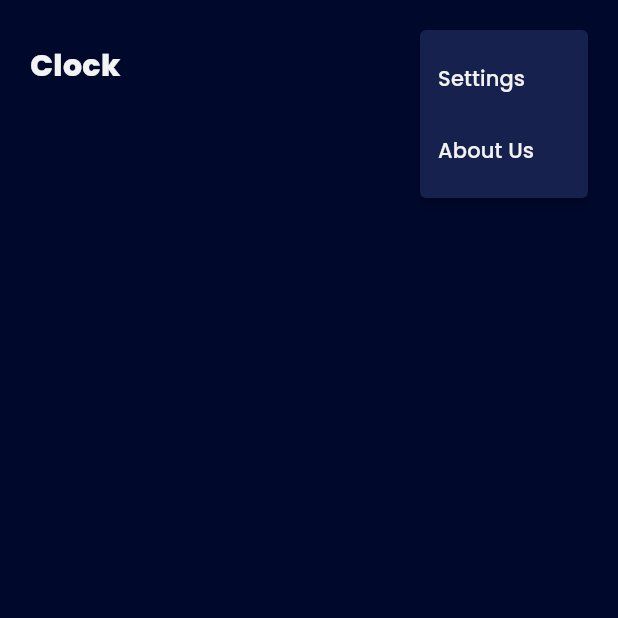
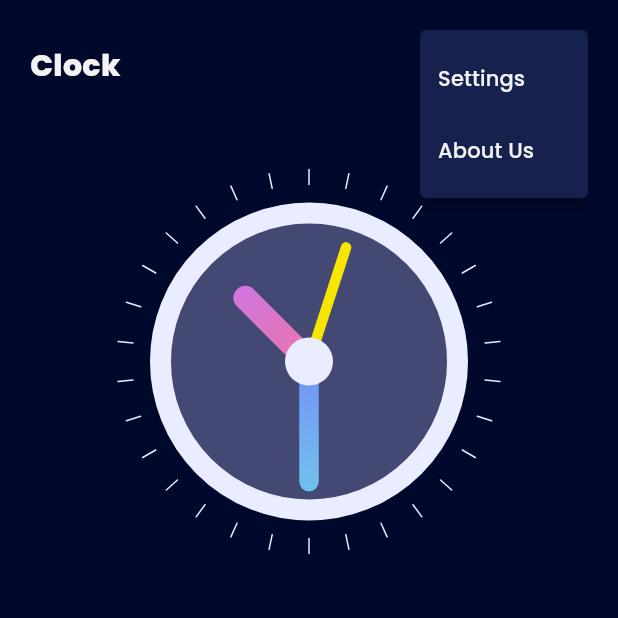
Before and after one commit to Syahrulimamsaid/Clock-Me, a Flutter app: the ClockPage screen opened directly, after a tap on an icon or button, on a phone screen of 412 x 824 dp, the top half of it. Run offline on Flutter 3.47's test engine with Material 3 defaults, Android fonts, the phone set to English and light mode, and no system bars; our stand-ins replace awesome_notifications, flutter_local_notifications, font_awesome_flutter, google_fonts, permission_handler, scrollable_positioned_list and 2 more; missing offline and left inert: android_alarm_manager_plus, workmanager; accounts and stored records are empty.

Commit message:
Fixed specific day Alarm feature and added analog clock.

```diff
--- a/lib/Alarm/Alarm.dart
+++ b/lib/Alarm/Alarm.dart
@@ -83,7 +83,7 @@ class _AlarmPageState extends State<AlarmPage> {
   @override
   Widget build(BuildContext context) {
     return Scaffold(
-      backgroundColor: Color.fromARGB(255, 0, 8, 44),
+      backgroundColor: const Color.fromARGB(255, 0, 8, 44),
       body: SafeArea(
         child: Column(
           children: [
--- /dev/null
+++ b/lib/Alarm/Model/AnalogClock.dart
@@ -0,0 +1,87 @@
+import 'dart:math';
+
+import 'package:flutter/material.dart';
+
+class AnalogClock extends CustomPainter {
+  var dateTime = DateTime.now();
+
+  // 60 sec - 360, 1 sec = 6 degree
+  // 12 hours - 360, 1 hour - 30 degrees, 1 min = 0.5 degrees
+  @override
+  void paint(Canvas canvas, Size size) {
+    var centerX = size.width / 2;
+    var centerY = size.height / 2;
+    var center = Offset(centerX, centerY);
+    var radius = min(centerX, centerY);
+
+    //Jam
+    var fillBrush = Paint()..color = Color(0xFF444974);
+    var outlineBrush = Paint()
+      ..color = Color(0xFFEAECFF)
+      ..style = PaintingStyle.stroke
+      ..strokeWidth = 14;
+    var centerfillBrush = Paint()..color = Color(0xFFEAECFF);
+
+    //JarumJam
+    var secHandBrush = Paint()
+      ..color = Color.fromARGB(255, 247, 230, 2)
+      ..strokeCap = StrokeCap.round
+      ..style = PaintingStyle.stroke
+      ..strokeWidth = 7;
+
+    var minHandBrush = Paint()
+      ..shader = RadialGradient(colors: [Color(0xFF748EF6), Color(0xDD77DDFF)])
+          .createShader(Rect.fromCircle(center: center, radius: radius))
+      ..style = PaintingStyle.stroke
+      ..strokeCap = StrokeCap.round
+      ..strokeWidth = 13;
+
+    var hourHandBrush = Paint()
+      ..shader = RadialGradient(colors: [Color(0xFFEA74AB), Color(0xFFC279FB)])
+          .createShader(Rect.fromCircle(center: center, radius: radius))
+      ..style = PaintingStyle.stroke
+      ..strokeCap = StrokeCap.round
+      ..strokeWidth = 16;
+
+    var dashBrush = Paint()
+      ..color = Color(0xFFEAECFF)
+      ..style = PaintingStyle.stroke
+      ..strokeCap = StrokeCap.round
+      ..strokeWidth = 1;
+
+    canvas.drawCircle(center, radius - 4, fillBrush);
+    canvas.drawCircle(center, radius - 4, outlineBrush);
+
+    var hourHandX = centerX +
+        60 * cos((dateTime.hour * 30 + dateTime.minute * 0.5) * pi / 180);
+    var hourHandY = centerX +
+        60 * sin((dateTime.hour * 30 + dateTime.minute * 0.5) * pi / 180);
+    canvas.drawLine(center, Offset(hourHandX, hourHandY), hourHandBrush);
+
+    var minHandX = centerX + 80 * cos(dateTime.minute * 6 * pi / 180);
+    var minHandY = centerX + 80 * sin(dateTime.minute * 6 * pi / 180);
+    canvas.drawLine(center, Offset(minHandX, minHandY), minHandBrush);
+
+    var secHandX = centerX + 80 * cos(dateTime.second * 6 * pi / 180);
+    var secHandY = centerX + 80 * sin(dateTime.second * 6 * pi / 180);
+    canvas.drawLine(center, Offset(secHandX, secHandY), secHandBrush);
+
+    canvas.drawCircle(center, 16, centerfillBrush);
+
+    var outerCircleRadius = radius + 15;
+    var innerCircleRadius = radius + 25;
+    for (double i = 0; i < 360; i += 12) {
+      var x1 = centerX + outerCircleRadius * cos(i * pi / 180);
+      var y1 = centerX + outerCircleRadius * sin(i * pi / 180);
+
+      var x2 = centerX + innerCircleRadius * cos(i * pi / 180);
+      var y2 = centerX + innerCircleRadius * sin(i * pi / 180);
+      canvas.drawLine(Offset(x1, y1), Offset(x2, y2), dashBrush);
+    }
+  }
+
+  @override
+  bool shouldRepaint(covariant CustomPainter oldDelegate) {
+    return true;
+  }
+}
--- a/lib/Alarm/Model/PopUpDelete.dart
+++ b/lib/Alarm/Model/PopUpDelete.dart
@@ -32,9 +32,9 @@ class _PopUpDeleteState extends State<PopUpDelete> {
       backgroundColor: Colors.transparent,
       body: Center(
         child: Container(
-          padding: EdgeInsets.all(25),
+          padding: const EdgeInsets.all(25),
           decoration: BoxDecoration(
-              color: Color.fromARGB(255, 23, 33, 78),
+              color: const Color.fromARGB(255, 23, 33, 78),
               borderRadius: BorderRadius.circular(20)),
           width: MediaQuery.of(context).size.width * 0.85,
           height: MediaQuery.of(context).size.height * 0.2,
--- a/lib/Clock/Clock.dart
+++ b/lib/Clock/Clock.dart
@@ -1,3 +1,7 @@
+import 'dart:async';
+import 'dart:math';
+
+import 'package:clock_me/Alarm/Model/AnalogClock.dart';
 import 'package:clock_me/ModelApp/TitlePage.dart';
 import 'package:flutter/material.dart';
 import 'package:font_awesome_flutter/font_awesome_flutter.dart';
@@ -11,6 +15,21 @@ class ClockPage extends StatefulWidget {
 }
 
 class _ClockPageState extends State<ClockPage> {
+  late Timer _timer;
+  @override
+  void initState() {
+    _timer = Timer.periodic(Duration(seconds: 1), (timer) {
+      setState(() {});
+    });
+    super.initState();
+  }
+
+  @override
+  void dispose() {
+    _timer.cancel();
+    super.dispose();
+  }
+
   @override
   Widget build(BuildContext context) {
     return Scaffold(
@@ -18,7 +37,20 @@ class _ClockPageState extends State<ClockPage> {
       body: SafeArea(
           child: Column(
         children: [
-           TitlePageModel(Title: "Clock"),
+          TitlePageModel(Title: "Clock"),
+          Container(
+            margin: EdgeInsets.only(top: 50),
+            width: MediaQuery.of(context).size.width * 0.5,
+            height: MediaQuery.of(context).size.width * 0.5,
+            // width: 300,
+            // height: 300,
+            child: Transform.rotate(
+              angle: -pi / 2,
+              child: CustomPaint(
+                painter: AnalogClock(),
+              ),
+            ),
+          )
         ],
       )),
     );
--- a/lib/Notification/NotificationService.dart
+++ b/lib/Notification/NotificationService.dart
@@ -31,7 +31,7 @@ class NotificationService {
       }
     });
 
-    // await AwesomeNotifications().setListeners(onActionReceivedMethod: onActionReceivedMethod)
+
   }
 
   static Future<void> showNotification(int ID,
--- a/lib/Stopwatch/Stopwatch.dart
+++ b/lib/Stopwatch/Stopwatch.dart
@@ -68,8 +68,7 @@ class _StopwatchPageState extends State<StopwatchPage> {
 
   Future<void> ControlView() async {
     if (controller != null && OverallList.isNotEmpty) {
-      await controller.
-      scrollTo(
+      await controller.scrollTo(
         index: OverallList.length - 1,
         duration: Duration(seconds: 1),
         curve: Curves.easeInOut,
@@ -134,7 +133,7 @@ class _StopwatchPageState extends State<StopwatchPage> {
       body: SafeArea(
         child: Column(
           children: [
-             TitlePageModel(Title: "Stopwatch"),
+            TitlePageModel(Title: "Stopwatch"),
             Center(
               child: Container(
                 margin: EdgeInsets.fromLTRB(5, 25, 5, 10),
```
Also changed, not shown: lib/Alarm/AddAlarm.dart (+90 -15 lines), lib/Alarm/Model/AlarmEventModel.dart (+36 -187 lines), lib/Home/Home.dart (+6 -3 lines), 2 other files.
